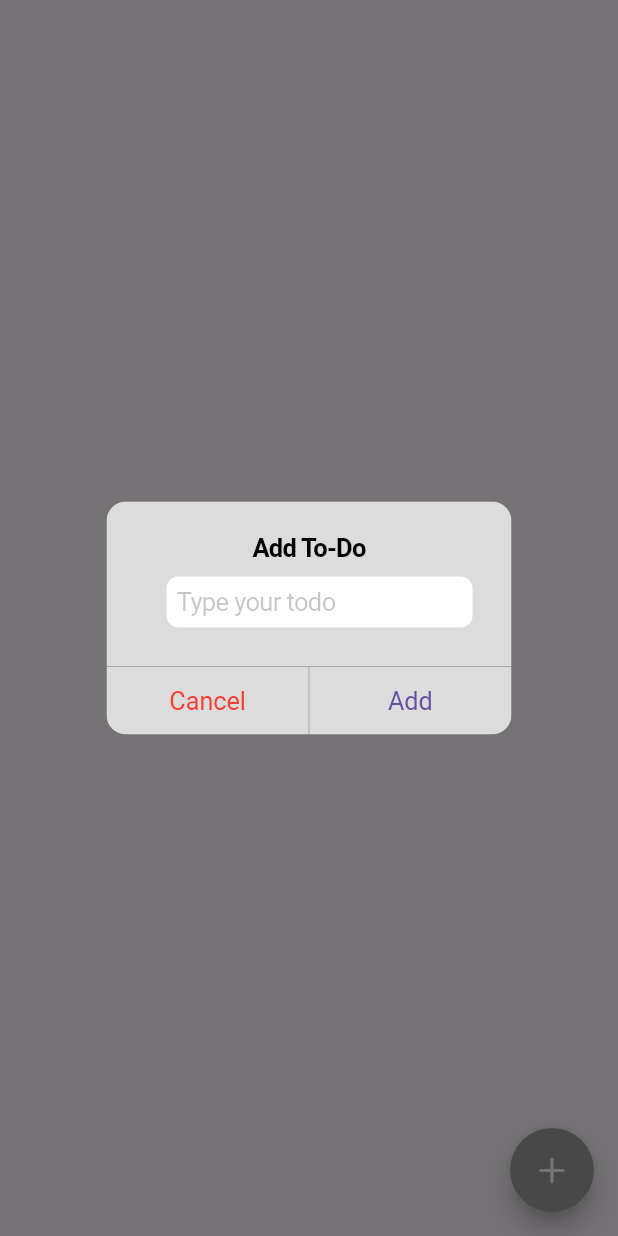
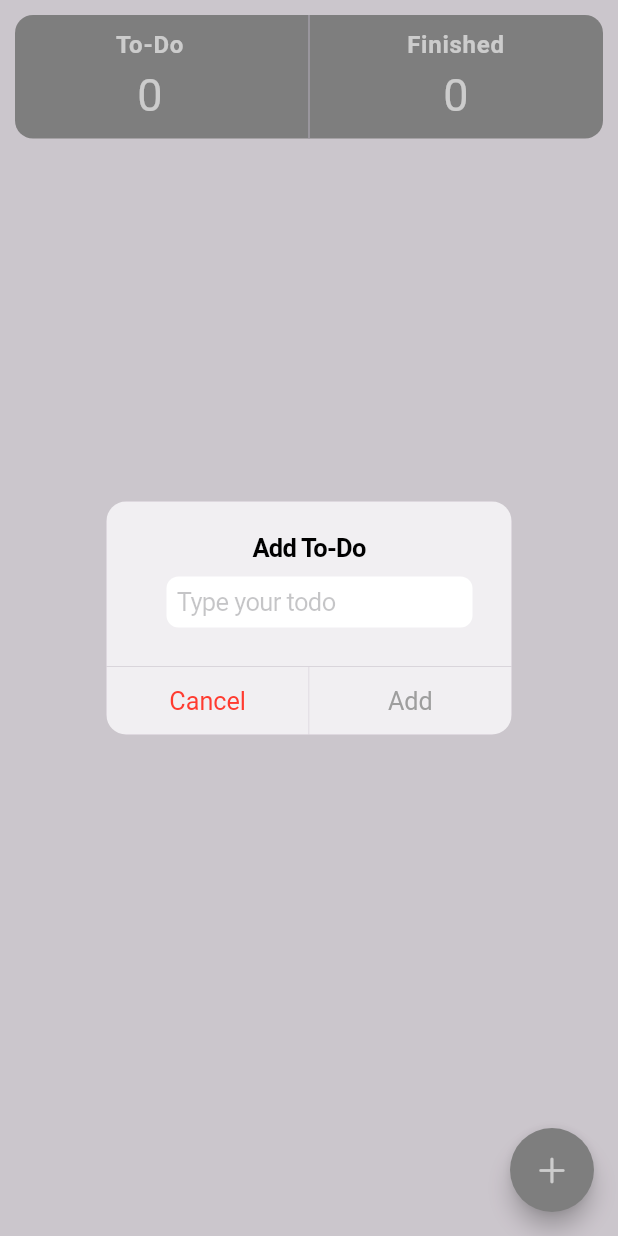
Before and after one commit to Rofiq126/learn_bloc_todo_app, a Flutter app: the screen it shows after launch, after a tap on an icon or button, on a phone screen of 412 x 824 dp. Run offline on Flutter 3.47's test engine with Material 3 defaults, Android fonts, the light colour scheme and no system bars; our stand-ins replace bloc, flutter_bloc, isar; accounts and stored records are empty; generated files the repository leaves out were written again.

Commit message:
adding counter for new todo and finished todo

```diff
--- /dev/null
+++ b/lib/presentation/component/header_widget.dart
@@ -0,0 +1,63 @@
+import 'package:flutter/material.dart';
+import 'package:learn_bloc_todo_app/domain/modul/todo.dart';
+
+class HeaderWidget extends StatelessWidget {
+  final List<Todo> todos;
+  const HeaderWidget({super.key, required this.todos});
+
+  @override
+  Widget build(BuildContext context) {
+    //filter for fetch todo length value of new todo
+    final newTodo = todos
+        .where(
+          (todo) => todo.isCompleted == false,
+        )
+        .toList();
+    //filter for fetch todo length value of finished todo
+    final finishedTodo = todos.where(
+      (todo) => todo.isCompleted == true,
+    );
+    return Container(
+      height: MediaQuery.sizeOf(context).height * 0.1,
+      margin: const EdgeInsets.all(10),
+      decoration: BoxDecoration(
+          color: Colors.grey, borderRadius: BorderRadius.circular(12)),
+      child: Row(
+        mainAxisAlignment: MainAxisAlignment.spaceBetween,
+        children: [
+          Flexible(
+            child: ListTile(
+              title: const Text(
+                'To-Do',
+                style:
+                    TextStyle(fontWeight: FontWeight.w600, color: Colors.white),
+                textAlign: TextAlign.center,
+              ),
+              subtitle: Text(
+                newTodo.length.toString(),
+                style: const TextStyle(fontSize: 30, color: Colors.white),
+                textAlign: TextAlign.center,
+              ),
+            ),
+          ),
+          const VerticalDivider(),
+          Flexible(
+            child: ListTile(
+              title: const Text(
+                'Finished',
+                style:
+                    TextStyle(fontWeight: FontWeight.w600, color: Colors.white),
+                textAlign: TextAlign.center,
+              ),
+              subtitle: Text(
+                finishedTodo.length.toString(),
+                style: const TextStyle(fontSize: 30, color: Colors.white),
+                textAlign: TextAlign.center,
+              ),
+            ),
+          )
+        ],
+      ),
+    );
+  }
+}
--- a/lib/presentation/todo_view.dart
+++ b/lib/presentation/todo_view.dart
@@ -8,6 +8,7 @@ import 'package:flutter/cupertino.dart';
 import 'package:flutter/material.dart';
 import 'package:flutter_bloc/flutter_bloc.dart';
 import 'package:learn_bloc_todo_app/domain/modul/todo.dart';
+import 'package:learn_bloc_todo_app/presentation/component/header_widget.dart';
 import 'package:learn_bloc_todo_app/presentation/todo_cubit.dart';
 
 class TodoView extends StatelessWidget {
@@ -16,11 +17,11 @@ class TodoView extends StatelessWidget {
   //todo cubit
 
   //showDialog for user to type
-  void _showAddTodoBox(BuildContext context) {
+  Future<void> _showAddTodoBox(BuildContext context) async {
     final todoCubit = context.read<TodoCubit>();
     final textController = TextEditingController();
 
-    showDialog(
+    await showCupertinoDialog(
         context: context,
         builder: (_) => CupertinoAlertDialog(
               title: const Text('Add To-Do'),
@@ -43,7 +44,47 @@ class TodoView extends StatelessWidget {
                   onPressed: () => todoCubit
                       .addTodo(textController.text)
                       .then((_) => Navigator.of(context).pop()),
-                  child: const Text('Add'),
+                  child: const Text(
+                    'Add',
+                    style: TextStyle(color: Colors.grey),
+                  ),
+                )
+              ],
+            ));
+  }
+
+  //showDialog for user to type
+  Future<void> _showUpdateTodoBox(BuildContext context, Todo todo) async {
+    final todoCubit = context.read<TodoCubit>();
+    final textController = TextEditingController(text: todo.text);
+
+    await showCupertinoDialog(
+        context: context,
+        builder: (_) => CupertinoAlertDialog(
+              title: const Text('Update To-Do'),
+              content: CupertinoTextFormFieldRow(
+                placeholder: 'Type your todo',
+                keyboardType: TextInputType.text,
+                maxLines: null,
+                decoration: BoxDecoration(
+                    borderRadius: BorderRadius.circular(8),
+                    color: Colors.white),
+                controller: textController,
+              ),
+              actions: [
+                CupertinoDialogAction(
+                  isDestructiveAction: true,
+                  onPressed: () => Navigator.of(context).pop(),
+                  child: const Text('Cancel'),
+                ),
+                CupertinoDialogAction(
+                  onPressed: () => todoCubit
+                      .updateTodo(textController.text, todo)
+                      .then((_) => Navigator.of(context).pop()),
+                  child: const Text(
+                    'Update',
+                    style: TextStyle(color: Colors.grey),
+                  ),
                 )
               ],
             ));
@@ -52,10 +93,17 @@ class TodoView extends StatelessWidget {
   @override
   Widget build(BuildContext context) {
     final todoCubit = context.read<TodoCubit>();
-    return Scaffold(
-      body: BlocBuilder<TodoCubit, List<Todo>>(
-        builder: (context, todos) {
-          return ListView.builder(
+    return SafeArea(
+      child: Scaffold(
+        body: BlocBuilder<TodoCubit, List<Todo>>(builder: (context, todos) {
+          return Column(
+            children: [
+              HeaderWidget(
+                todos: todos,
+              ),
+              ListView.builder(
+                shrinkWrap: true,
+                physics: const NeverScrollableScrollPhysics(),
                 itemCount: todos.length,
                 itemBuilder: (context, index) {
                   final todo = todos[index];
@@ -64,22 +112,39 @@ class TodoView extends StatelessWidget {
                     leading: CupertinoCheckbox(
                         value: todo.isCompleted,
                         onChanged: (value) => todoCubit.toggleCompletion(todo)),
-                  trailing: IconButton(
+                    trailing: Row(
+                      mainAxisSize: MainAxisSize.min,
+                      children: [
+                        IconButton(
+                            onPressed: () => _showUpdateTodoBox(context, todo),
+                            icon: const Icon(CupertinoIcons.pen)),
+                        const SizedBox(
+                          width: 5,
+                        ),
+                        IconButton(
                             onPressed: () => todoCubit.deleteTodo(todo),
-                      icon: const Icon(CupertinoIcons.delete)),
+                            icon: const Icon(
+                              CupertinoIcons.delete,
+                              color: Colors.red,
+                            ))
+                      ],
+                    ),
                   );
-              });
                 },
               ),
+            ],
+          );
+        }),
         floatingActionButton: FloatingActionButton(
             backgroundColor: Colors.grey,
-          shape:
-              RoundedRectangleBorder(borderRadius: BorderRadius.circular(100)),
+            shape: RoundedRectangleBorder(
+                borderRadius: BorderRadius.circular(100)),
             child: const Icon(
               CupertinoIcons.add,
               color: Colors.white,
             ),
             onPressed: () => _showAddTodoBox(context)),
+      ),
     );
   }
 }
```
Also changed, not shown: lib/presentation/todo_cubit.dart (+9 -2 lines), 1 other file. Lines whose indentation alone changed are shown as unchanged.
